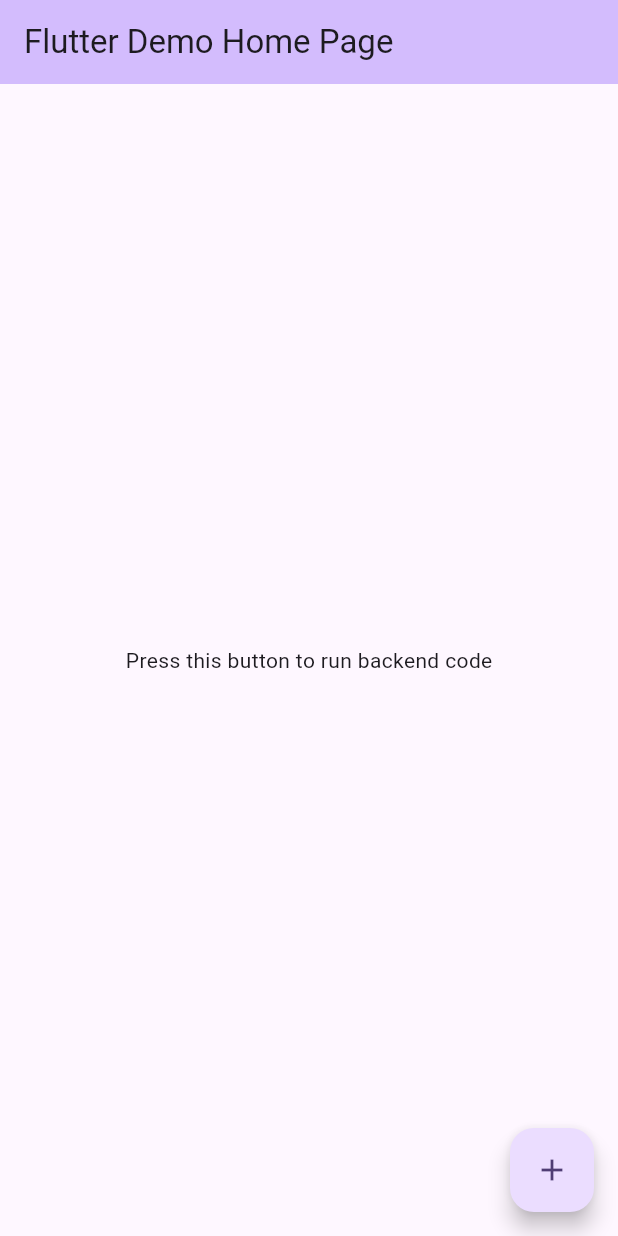
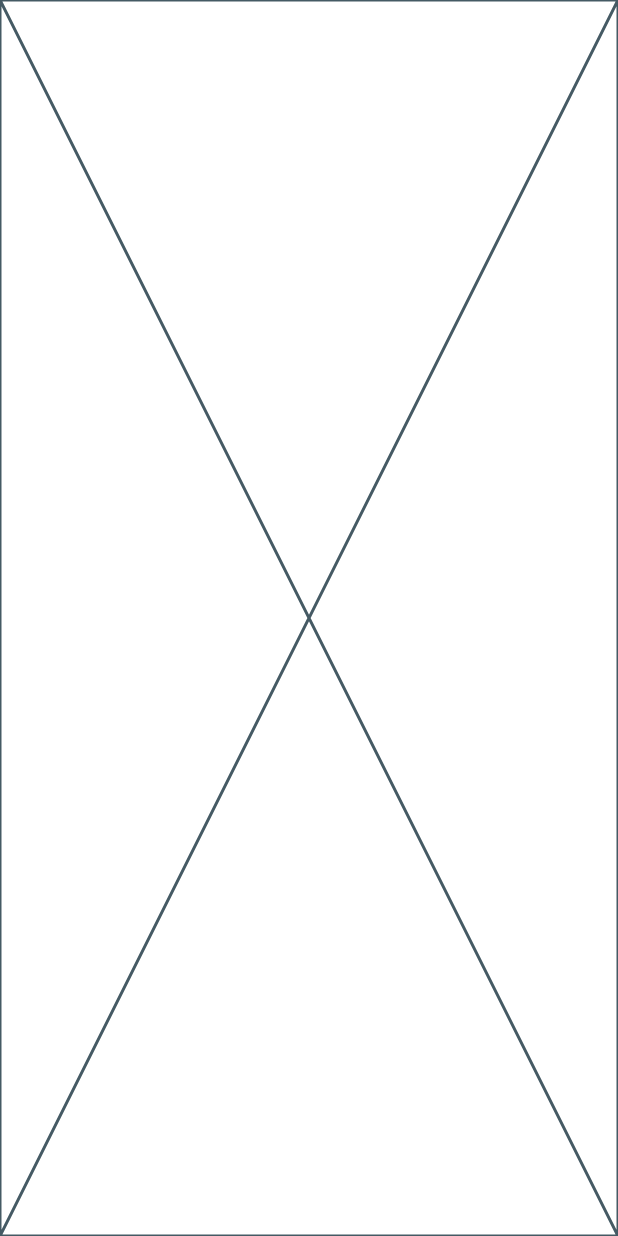
Before and after one commit to Testboiz/tako_food, a Flutter app: the screen it shows after launch, on a phone screen of 412 x 824 dp. Run offline on Flutter 3.47's test engine with Material 3 defaults, Android fonts, the light colour scheme and no system bars; our stand-ins replace cloud_firestore, firebase_auth, firebase_core, firebase_storage; accounts and stored records are empty.

Commit message:
added blank pages

```diff
--- a/lib/main.dart
+++ b/lib/main.dart
@@ -1,5 +1,11 @@
 import 'package:flutter/material.dart';
 import 'package:firebase_core/firebase_core.dart';
+import 'package:tako_food/pages/dashboard.dart';
+import 'package:tako_food/pages/forgot_pass.dart';
+import 'package:tako_food/pages/login_page.dart';
+import 'package:tako_food/pages/payment_page.dart';
+import 'package:tako_food/pages/register.dart';
+import 'package:tako_food/pages/success_payment.dart';
 
 import 'firebase_options.dart';
 
@@ -21,49 +27,16 @@ class MyApp extends StatelessWidget {
     return MaterialApp(
       title: 'Flutter Demo',
       theme: ThemeData(
-        colorScheme: ColorScheme.fromSeed(seedColor: Colors.deepPurple),
         useMaterial3: true,
       ),
-      home: const MyHomePage(title: 'Flutter Demo Home Page'),
+      routes: {
+        '/': (context) => const LoginPage(),
+        '/dashboard': (context) => const DashboardPage(),
+        '/register': (context) => const RegisterPage(),
+        '/forgot-pass': (context) => const ForgotPasswordPage(),
+        '/payment': (context) => const PaymentPage(),
+        '/payment/success': (context) => const PaymentSuccessPage(),
+      },
     );
   }
 }
-
-class MyHomePage extends StatefulWidget {
-  const MyHomePage({super.key, required this.title});
-  final String title;
-
-  @override
-  State<MyHomePage> createState() => _MyHomePageState();
-}
-
-class _MyHomePageState extends State<MyHomePage> {
-  void _runBackend(BuildContext context) {
-    ScaffoldMessenger.of(context)
-        .showSnackBar(const SnackBar(content: Text("Backend Output Here")));
-  }
-
-  @override
-  Widget build(BuildContext context) {
-    return Scaffold(
-      appBar: AppBar(
-        backgroundColor: Theme.of(context).colorScheme.inversePrimary,
-        title: Text(widget.title),
-      ),
-      body: const Center(
-        child: Column(
-          mainAxisAlignment: MainAxisAlignment.center,
-          children: <Widget>[
-            Text(
-              'Press this button to run backend code',
-            ),
-          ],
-        ),
-      ),
-      floatingActionButton: FloatingActionButton(
-        onPressed: () => _runBackend(context),
-        child: const Icon(Icons.add),
-      ),
-    );
-  }
-}
--- /dev/null
+++ b/lib/pages/login_page.dart
@@ -0,0 +1,15 @@
+import 'package:flutter/material.dart';
+
+class LoginPage extends StatefulWidget {
+  const LoginPage({super.key});
+
+  @override
+  State<LoginPage> createState() => _LoginPageState();
+}
+
+class _LoginPageState extends State<LoginPage> {
+  @override
+  Widget build(BuildContext context) {
+    return const Placeholder();
+  }
+}
```
Also changed, not shown: lib/pages/dashboard.dart (added, +15 -0 lines), lib/pages/detail_product.dart (added, +15 -0 lines), lib/pages/forgot_pass.dart (added, +15 -0 lines), lib/pages/payment_page.dart (added, +15 -0 lines), lib/pages/register.dart (added, +15 -0 lines), lib/pages/success_payment.dart (added, +15 -0 lines).
